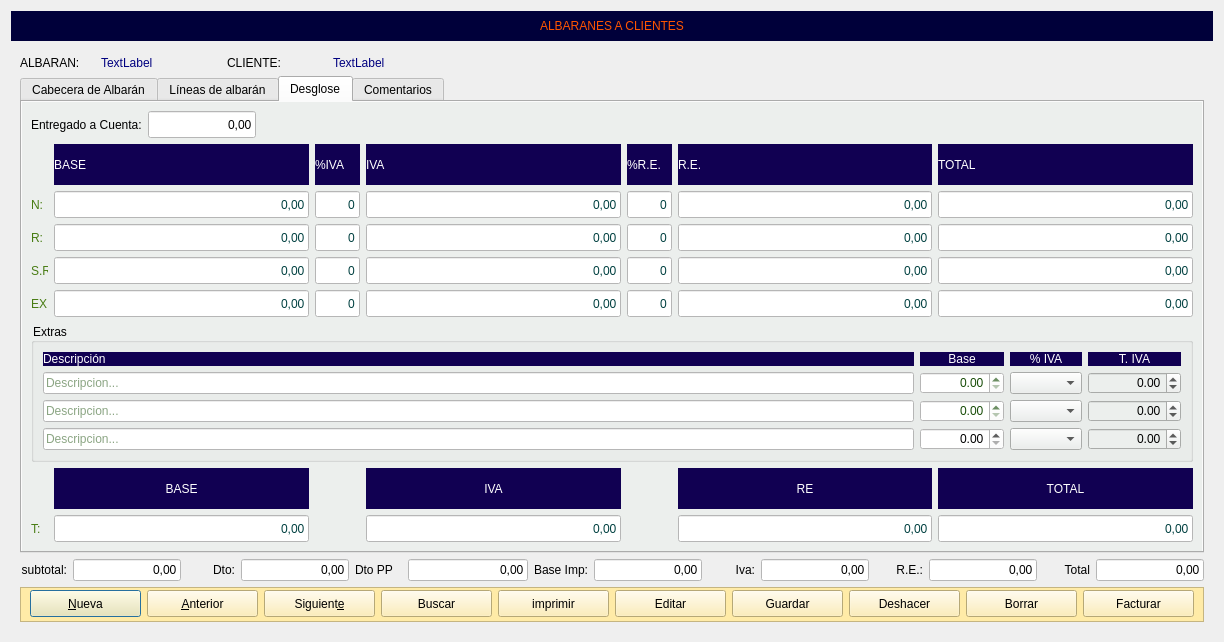
This is Zona_Ventas/frmalbaran.ui in arcnexus/RedFoX as Qt 5 draws it before an edit. The edited form follows.
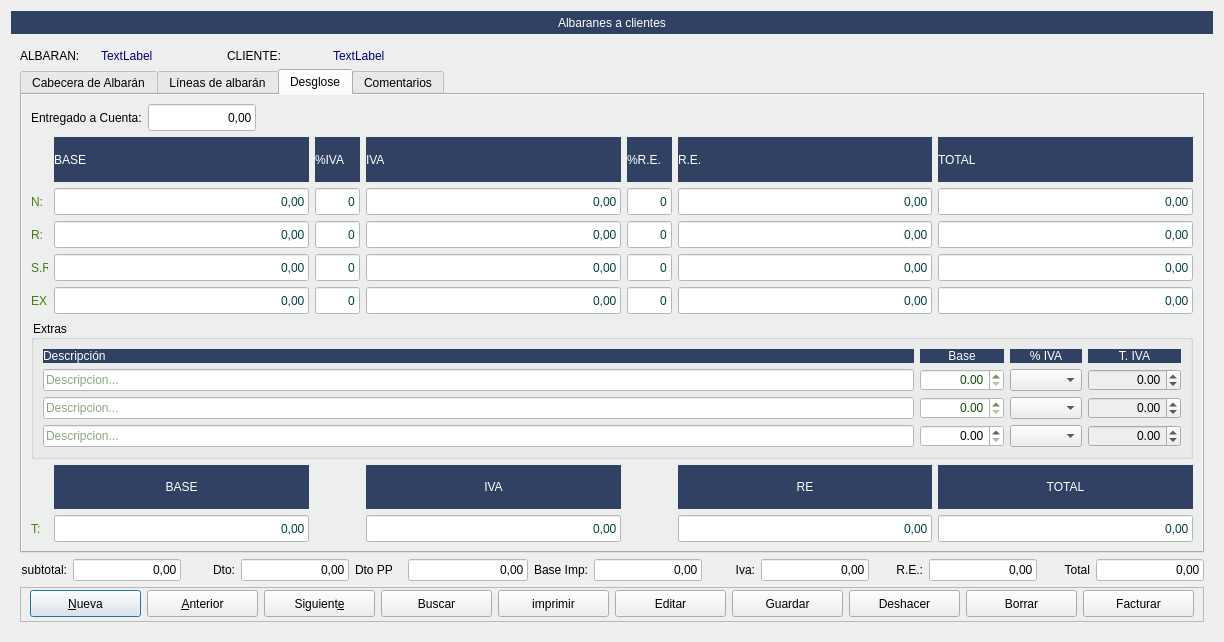
This is the edited form. The open tabs and pages were chosen to show the change. Icons and pictures are not drawn.

Patch:
```diff
--- a/Zona_Ventas/frmalbaran.ui
+++ b/Zona_Ventas/frmalbaran.ui
@@ -412,9 +412,6 @@
            <height>35</height>
           </size>
          </property>
-         <property name="styleSheet">
-          <string notr="true">background-color: rgb(255, 235, 167);</string>
-         </property>
          <property name="frameShape">
           <enum>QFrame::StyledPanel</enum>
          </property>
@@ -1936,7 +1933,7 @@
              <item row="6" column="5">
               <widget class="QLabel" name="label_45">
                <property name="styleSheet">
-                <string notr="true">background-color: rgb(17, 0, 82);
+                <string notr="true">background-color: #304163;
 color: rgb(255, 255, 255);</string>
                </property>
                <property name="text">
@@ -2692,7 +2689,7 @@
                 </sizepolicy>
                </property>
                <property name="styleSheet">
-                <string notr="true">background-color: rgb(17, 0, 82);
+                <string notr="true">background-color: #304163;
 color: rgb(255, 255, 255);</string>
                </property>
                <property name="text">
@@ -2741,7 +2738,7 @@
                 </sizepolicy>
                </property>
                <property name="styleSheet">
-                <string notr="true">background-color: rgb(17, 0, 82);
+                <string notr="true">background-color: #304163;
 color: rgb(255, 255, 255);</string>
                </property>
                <property name="text">
@@ -2758,7 +2755,7 @@
                 </sizepolicy>
                </property>
                <property name="styleSheet">
-                <string notr="true">background-color: rgb(17, 0, 82);
+                <string notr="true">background-color: #304163;
 color: rgb(255, 255, 255);</string>
                </property>
                <property name="text">
@@ -2775,7 +2772,7 @@
                 </sizepolicy>
                </property>
                <property name="styleSheet">
-                <string notr="true">background-color: rgb(17, 0, 82);
+                <string notr="true">background-color: #304163;
 color: rgb(255, 255, 255);</string>
                </property>
                <property name="text">
@@ -2792,7 +2789,7 @@
                 </sizepolicy>
                </property>
                <property name="styleSheet">
-                <string notr="true">background-color: rgb(17, 0, 82);
+                <string notr="true">background-color: #304163;
 color: rgb(255, 255, 255);</string>
                </property>
                <property name="text">
@@ -2809,7 +2806,7 @@
                 </sizepolicy>
                </property>
                <property name="styleSheet">
-                <string notr="true">background-color: rgb(17, 0, 82);
+                <string notr="true">background-color: #304163;
 color: rgb(255, 255, 255);</string>
                </property>
                <property name="text">
@@ -3004,7 +3001,7 @@
              <item row="6" column="1">
               <widget class="QLabel" name="label_43">
                <property name="styleSheet">
-                <string notr="true">background-color: rgb(17, 0, 82);
+                <string notr="true">background-color: #304163;
 color: rgb(255, 255, 255);</string>
                </property>
                <property name="text">
@@ -3145,7 +3142,7 @@
                 <item row="0" column="0">
                  <widget class="QLabel" name="label_37">
                   <property name="styleSheet">
-                   <string notr="true">background-color: rgb(17, 0, 82);
+                   <string notr="true">background-color: #304163;
 color: rgb(255, 255, 255);</string>
                   </property>
                   <property name="text">
@@ -3162,7 +3159,7 @@
                    </size>
                   </property>
                   <property name="styleSheet">
-                   <string notr="true">background-color: rgb(17, 0, 82);
+                   <string notr="true">background-color: #304163;
 color: rgb(255, 255, 255);</string>
                   </property>
                   <property name="text">
@@ -3234,7 +3231,7 @@
                 <item row="0" column="3">
                  <widget class="QLabel" name="label_39">
                   <property name="styleSheet">
-                   <string notr="true">background-color: rgb(17, 0, 82);
+                   <string notr="true">background-color: #304163;
 color: rgb(255, 255, 255);</string>
                   </property>
                   <property name="text">
@@ -3297,7 +3294,7 @@
                 <item row="0" column="1">
                  <widget class="QLabel" name="label_40">
                   <property name="styleSheet">
-                   <string notr="true">background-color: rgb(17, 0, 82);
+                   <string notr="true">background-color: #304163;
 color: rgb(255, 255, 255);</string>
                   </property>
                   <property name="text">
@@ -3328,7 +3325,7 @@
              <item row="6" column="6">
               <widget class="QLabel" name="label_46">
                <property name="styleSheet">
-                <string notr="true">background-color: rgb(17, 0, 82);
+                <string notr="true">background-color: #304163;
 color: rgb(255, 255, 255);</string>
                </property>
                <property name="text">
@@ -3342,7 +3339,7 @@
              <item row="6" column="3">
               <widget class="QLabel" name="label_44">
                <property name="styleSheet">
-                <string notr="true">background-color: rgb(17, 0, 82);
+                <string notr="true">background-color: #304163;
 color: rgb(255, 255, 255);</string>
                </property>
                <property name="text">
@@ -3613,16 +3610,16 @@
      <property name="minimumSize">
       <size>
        <width>300</width>
-       <height>30</height>
+       <height>23</height>
       </size>
      </property>
      <property name="styleSheet">
       <string notr="true">font: 14pt &quot;Sans Serif&quot;;
-color: rgb(255, 85, 0);
-background-color: rgb(0, 0, 58);</string>
+color: rgb(255, 255, 255);
+background-color: #304163;</string>
      </property>
      <property name="text">
-      <string>ALBARANES A CLIENTES</string>
+      <string>Albaranes a clientes</string>
      </property>
      <property name="alignment">
       <set>Qt::AlignCenter</set>
```
Left out of the diff: 8 changed lines with no effect on the pictures.
